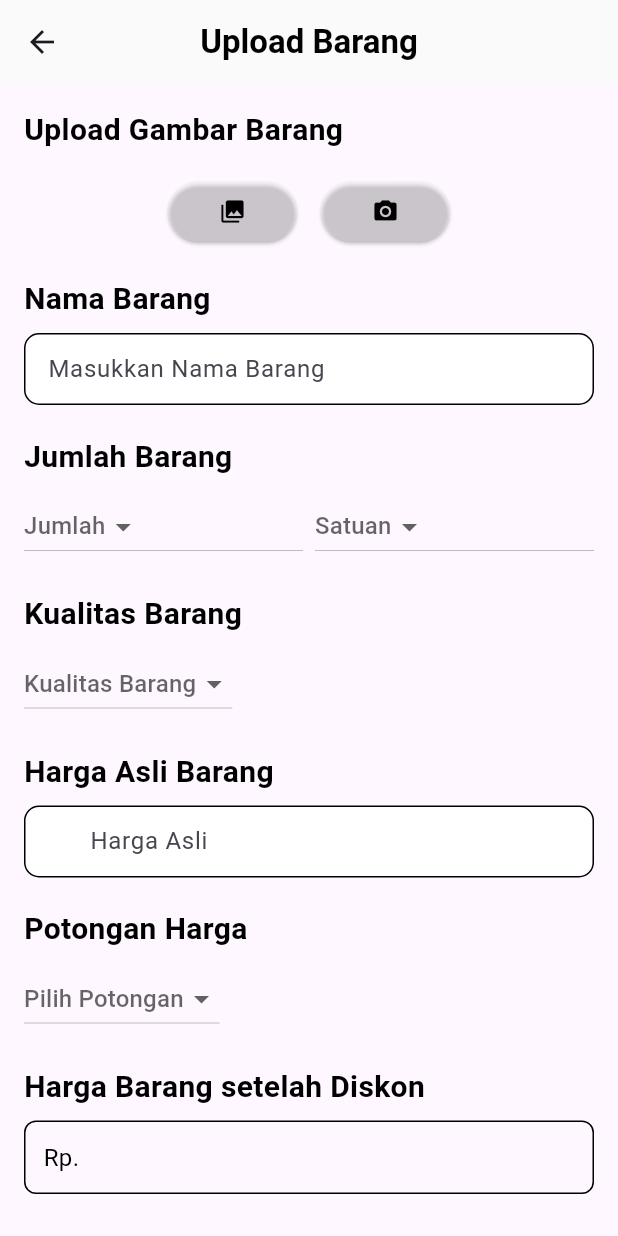
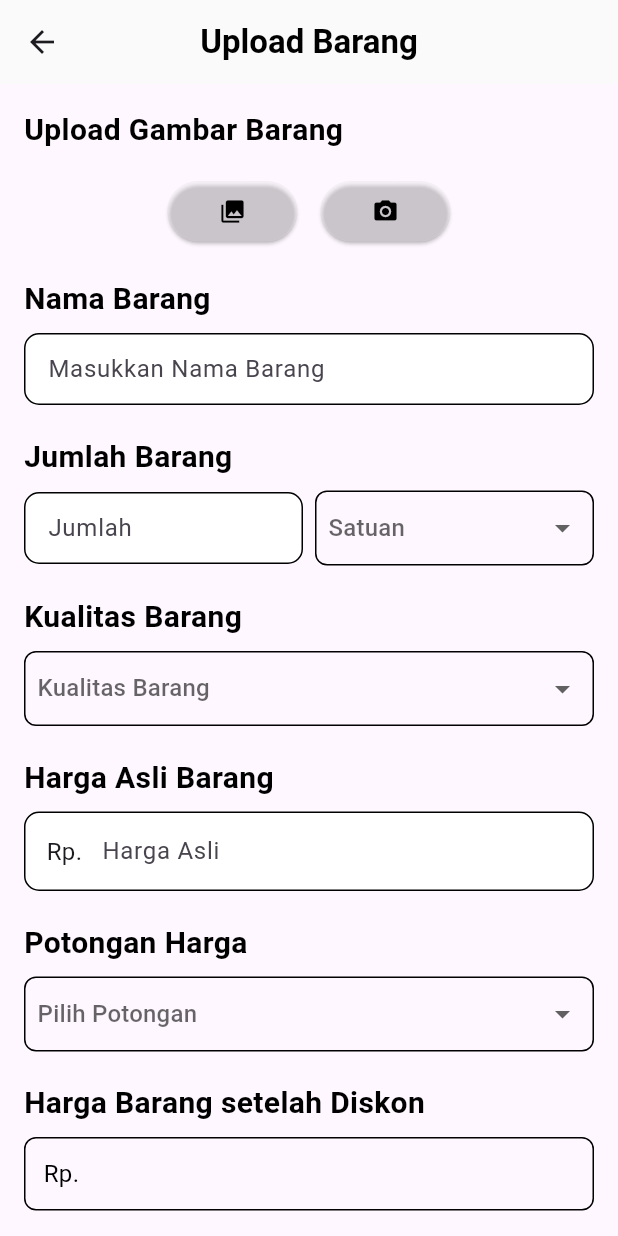
Before and after one commit to angelica1412/ecobites, a Flutter app: the UploadBarang screen opened directly with empty values, on a phone screen of 412 x 824 dp. Run offline on Flutter 3.47's test engine with Material 3 defaults, Android fonts, the phone set to English and light mode, and no system bars; our stand-ins replace cloud_firestore, firebase_auth, firebase_core, firebase_storage, get, google_fonts and 1 more; accounts and stored records are empty.

Commit message:
ubah jumlah barang di UploadBarang.dart menjadi form dan tambahkan logo wa di aftercheckout.dart dan mengganti prefix menjadi prefixIcon

```diff
--- a/lib/UploadBarang.dart
+++ b/lib/UploadBarang.dart
@@ -5,6 +5,7 @@ import 'package:ecobites/authenticate/Controller/productController.dart';
 import 'package:flutter/cupertino.dart';
 // import 'package:ecobites/Widgets/SliderWithLabel.dart';
 import 'package:flutter/material.dart';
+import 'package:get/get.dart';
 import 'package:image_picker/image_picker.dart';
 import 'package:intl/intl.dart';
 
@@ -48,9 +49,6 @@ class _UploadBarangState extends State<UploadBarang> {
     decimalDigits: 0,
   );
 
-  String? _selectedQuantity;
-  final List<String> _quantities = ['1', '2', '3', '4', '5'];
-
   String? _selectedDiscount;
   final List<String> _discountOptions = ['100%', '90%', '50%'];
 
@@ -67,6 +65,7 @@ class _UploadBarangState extends State<UploadBarang> {
   final TextEditingController _hargaAsliController = TextEditingController();
   final TextEditingController _hargaDiskonController = TextEditingController();
   final TextEditingController _namaBarang = TextEditingController();
+  final TextEditingController _jumlahBarang = TextEditingController();
   final TextEditingController _deskBarang = TextEditingController();
   final GlobalKey<FormState> _formKey = GlobalKey<FormState>();
   Future<void> updateProductData() async {
@@ -75,7 +74,7 @@ class _UploadBarangState extends State<UploadBarang> {
     });
     await updateProductbyID(widget.storeID,widget.product!.id, {
       'namaBarang': _namaBarang.text.trim(),
-      'jumlahBarang': _selectedQuantity,
+      'jumlahBarang': _jumlahBarang.text.trim(),
       'satuanBarang': _selectedUnit,
       'kualitasBarang': _selectedQuality,
       'hargaAsliBarang': _hargaAsliController.text.trim(),
@@ -103,7 +102,7 @@ class _UploadBarangState extends State<UploadBarang> {
     if (productData != null) {
       setState(() {
         _namaBarang.text = productData['namaBarang']??'';
-        _selectedQuantity = productData['jumlahBarang']??'';
+        _jumlahBarang.text = productData['jumlahBarang']??'';
         _selectedUnit = productData['satuanBarang']??'';
         _selectedQuality = productData['kualitasBarang']??'';
         _hargaAsliController.text = productData['hargaAsliBarang'] ?? '';
@@ -127,7 +126,7 @@ class _UploadBarangState extends State<UploadBarang> {
   Future<void> saveProductData(BuildContext context) async {
     if (_formKey.currentState!.validate()) {
       if (_imageFile == null ||
-          _selectedQuantity == null ||
+          _jumlahBarang.text.isEmpty ||
           _selectedUnit == null ||
           _selectedQuality == null ||
           _hargaAsliController.text.isEmpty ||
@@ -161,7 +160,7 @@ class _UploadBarangState extends State<UploadBarang> {
       });
       Map<String, dynamic> productData = {
         'namaBarang': _namaBarang.text.trim(),
-        'jumlahBarang': _selectedQuantity,
+        'jumlahBarang': _jumlahBarang.text.trim(),
         'satuanBarang': _selectedUnit,
         'kualitasBarang': _selectedQuality,
         'hargaAsliBarang': _hargaAsliController.text.trim(),
@@ -378,24 +377,24 @@ class _UploadBarangState extends State<UploadBarang> {
                     Row(
                       children: [
                         Expanded(
-                          child: DropdownButton<String>(
-                            hint: const Text('Jumlah'),
-                            value: _selectedQuantity,
-                            onChanged: (String? newValue) {
-                              setState(() {
-                                _selectedQuantity = newValue;
-                              });
-                            },
-                            items: _quantities.map((quantity) {
-                              return DropdownMenuItem(
-                                value: quantity,
-                                child: Text(quantity),
-                              );
-                            }).toList(),
+                          child: CustomTextField(
+                            controller: _jumlahBarang,
+                            hintText: "Jumlah",
+                            keyboardType: TextInputType.number,
+                            onChanged: (value) {},
                           ),
                         ),
                         const SizedBox(width: 8),
                         Expanded(
+                          child: Container(
+                            width: double.infinity,
+                            decoration: BoxDecoration(
+                              border: Border.all(width: 1),
+                              borderRadius: BorderRadius.circular(8),
+                            ),
+                            child: Padding(
+                              padding: const EdgeInsets.symmetric(horizontal: 8),
+                              child: DropdownButtonHideUnderline(
                                 child: DropdownButton<String>(
                                   hint: const Text('Satuan'),
                                   value: _selectedUnit,
@@ -412,6 +411,9 @@ class _UploadBarangState extends State<UploadBarang> {
                                   }).toList(),
                                 ),
                               ),
+                            ),
+                          ),
+                        ),
                       ],
                     ),
 
@@ -425,7 +427,16 @@ class _UploadBarangState extends State<UploadBarang> {
                           color: Color(0xFF000000)),
                     ),
                     const SizedBox(height: 8),
-                    DropdownButton<String>(
+                    Container(
+                      width: double.infinity,
+                      decoration: BoxDecoration(
+                        border: Border.all(width: 1),
+                        borderRadius: BorderRadius.circular(8),
+                      ),
+                      child: Padding(
+                        padding: const EdgeInsets.symmetric(horizontal: 8.0),
+                        child: DropdownButtonHideUnderline(
+                          child: DropdownButton<String>(
                             hint: const Text('Kualitas Barang'),
                             value: _selectedQuality,
                             onChanged: (String? newValue) {
@@ -439,6 +450,9 @@ class _UploadBarangState extends State<UploadBarang> {
                                 child: Text(quality),
                               );
                             }).toList(),
+                          ),
+                        ),
+                      ),
                     ),
               // Kualitas Barang end
                     const SizedBox(
@@ -456,7 +470,9 @@ class _UploadBarangState extends State<UploadBarang> {
                       controller: _hargaAsliController,
                       hintText: "Harga Asli",
                       keyboardType: TextInputType.number,
-                      prefixText: 'Rp. ',
+                      prefixIcon: Padding(padding: EdgeInsets.only(top: 15,bottom: 15,left: 15), child: Text('Rp. ',style: TextStyle(fontSize: 16),)),
+
+
                       enableCurrencyFormatter: true,
                       onChanged: (value) {
                         calculateDiscountedPrice();
@@ -471,7 +487,17 @@ class _UploadBarangState extends State<UploadBarang> {
                           color: Color(0xFF000000)),
                     ),
                     const SizedBox(height: 8),
-                    DropdownButton<String>(
+                    Container(
+                      width: double.infinity,
+                      decoration: BoxDecoration(
+                        border: Border.all(width: 1),
+                        borderRadius: BorderRadius.circular(8),
+
+                      ),
+                      child: DropdownButtonHideUnderline(
+                        child: Padding(
+                          padding: const EdgeInsets.symmetric(horizontal: 8.0),
+                          child: DropdownButton<String>(
                             hint: const Text('Pilih Potongan'),
                             value: _selectedDiscount,
                             onChanged: (String? newValue) {
@@ -486,6 +512,9 @@ class _UploadBarangState extends State<UploadBarang> {
                                 child: Text(discount),
                               );
                             }).toList(),
+                          ),
+                        ),
+                      ),
                     ),
                     const SizedBox(height: 20),
                     const Text(
@@ -527,7 +556,16 @@ class _UploadBarangState extends State<UploadBarang> {
                           color: Color(0xFF000000)),
                     ),
                     const SizedBox(height: 8),
-                    DropdownButton<String>(
+                    Container(
+                      width: double.infinity,
+                      decoration: BoxDecoration(
+                        border: Border.all(width: 1),
+                        borderRadius: BorderRadius.circular(8)
+                      ),
+                      child: Padding(
+                        padding: const EdgeInsets.symmetric(horizontal: 8.0),
+                        child: DropdownButtonHideUnderline(
+                          child: DropdownButton<String>(
                             hint: const Text('Pilih Kategori Barang'),
                             value: _selectedCategory,
                             onChanged: (String? newValue) {
@@ -541,6 +579,9 @@ class _UploadBarangState extends State<UploadBarang> {
                                 child: Text(category),
                               );
                             }).toList(),
+                          ),
+                        ),
+                      ),
                     ),
                     const SizedBox(height: 20),
                     const Text(
@@ -557,7 +598,7 @@ class _UploadBarangState extends State<UploadBarang> {
                       hintText: "Deskripsi Barang",
                       onChanged: (value) {},
                     ),
-                    const SizedBox(height: 100),
+                    const SizedBox(height: 50),
                     Container(
                       width: double.infinity,
                       child: Align(
--- a/lib/Widgets/customTextfield.dart
+++ b/lib/Widgets/customTextfield.dart
@@ -112,6 +112,7 @@ class CustomTextField extends StatelessWidget {
       inputFormatters: enableCurrencyFormatter ? [CurrencyInputFormatter()] : null, // Terapkan formatter jika diperlukan
       decoration: InputDecoration(
         contentPadding: const EdgeInsets.only(top: 12.0, left: 12.0),
+        prefix: Text(prefixText ?? ""),
         constraints: BoxConstraints(
           maxHeight: height * 0.9,
           maxWidth: width,
@@ -121,7 +122,6 @@ class CustomTextField extends StatelessWidget {
         hintText: hintText,
         prefixIcon: prefixIcon,
         suffixIcon: suffixIcon,
-        prefixText: prefixText,
         prefixStyle: const TextStyle(color: Colors.black, fontSize: 16),
         border: OutlineInputBorder(
           borderRadius: BorderRadius.circular(10.0),
@@ -156,6 +156,8 @@ class CurrencyInputFormatter extends TextInputFormatter {
     symbol: '',
     decimalDigits: 0,
   );
+  final Function(String)? onChanged;
+  CurrencyInputFormatter({this.onChanged});
 
   @override
   TextEditingValue formatEditUpdate(
@@ -169,7 +171,9 @@ class CurrencyInputFormatter extends TextInputFormatter {
 
     // Format text
     String formattedText = _formatter.format(int.parse(newText));
-
+    if (onChanged != null) {
+      onChanged!(formattedText);
+    }
     return TextEditingValue(
       text: formattedText,
       selection: TextSelection.collapsed(offset: formattedText.length),
```
Also changed, not shown: lib/aftercheckout.dart (+33 -2 lines). Lines whose indentation alone changed are shown as unchanged.
